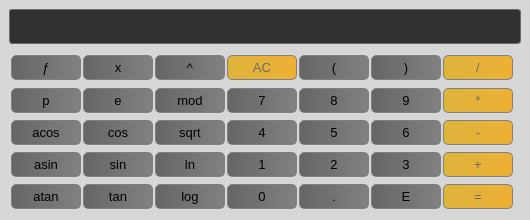
Before: the Qt Designer form src/form/calculator.ui in Astrodynamic/Line-calculator-with-graph-output-in-CPP-Qt, drawn with Qt 5.
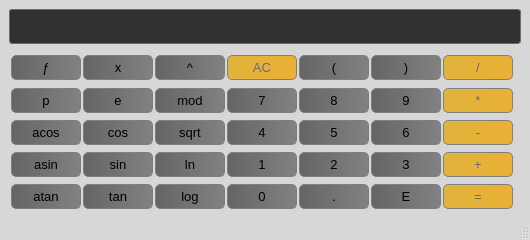
After: the same form once the commit is applied.

Commit message: add status bar

```diff
--- a/src/form/calculator.ui
+++ b/src/form/calculator.ui
@@ -7,19 +7,19 @@
     <x>0</x>
     <y>0</y>
     <width>530</width>
-    <height>220</height>
+    <height>240</height>
    </rect>
   </property>
   <property name="minimumSize">
    <size>
     <width>530</width>
-    <height>220</height>
+    <height>240</height>
    </size>
   </property>
   <property name="maximumSize">
    <size>
     <width>530</width>
-    <height>220</height>
+    <height>240</height>
    </size>
   </property>
   <property name="font">
@@ -1999,6 +1999,25 @@
     </item>
    </layout>
   </widget>
+  <widget class="QStatusBar" name="status_bar">
+   <property name="minimumSize">
+    <size>
+     <width>530</width>
+     <height>20</height>
+    </size>
+   </property>
+   <property name="maximumSize">
+    <size>
+     <width>530</width>
+     <height>20</height>
+    </size>
+   </property>
+   <property name="styleSheet">
+    <string notr="true">QStatusBar {
+	background-color: rgb(215, 215, 215);
+}</string>
+   </property>
+  </widget>
  </widget>
  <resources/>
  <connections/>
```
The commit also changes 17 other files.
